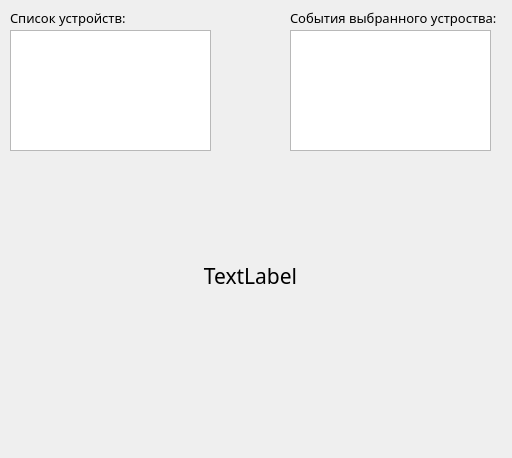
Above: ReaderListlVisualSDK/ReaderListlVisualSDK.ui from Bittuw/ReadersList before the change. Below: the same form after it.
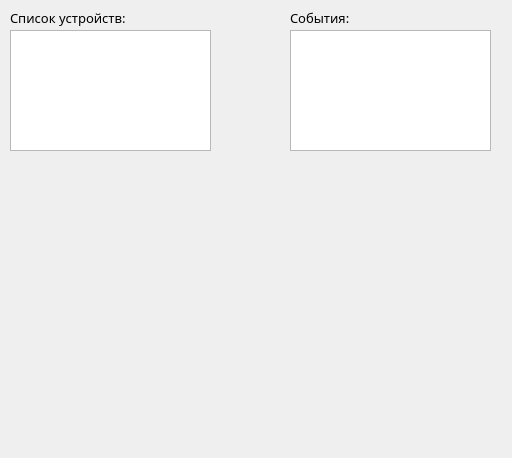
That is the form after the change. Custom widgets are drawn as their Qt base class.

What changed in the file:
```diff
--- a/ReaderListlVisualSDK/ReaderListlVisualSDK.ui
+++ b/ReaderListlVisualSDK/ReaderListlVisualSDK.ui
@@ -107,7 +107,7 @@
      </font>
     </property>
     <property name="text">
-     <string>События выбранного устроства:</string>
+     <string>События:</string>
     </property>
     <property name="textFormat">
      <enum>Qt::AutoText</enum>
@@ -151,7 +151,7 @@
      <enum>Qt::NoFocus</enum>
     </property>
     <property name="text">
-     <string>TextLabel</string>
+     <string/>
     </property>
     <property name="alignment">
      <set>Qt::AlignCenter</set>
```
Left out of the diff: 9 changed lines with no effect on the pictures.
